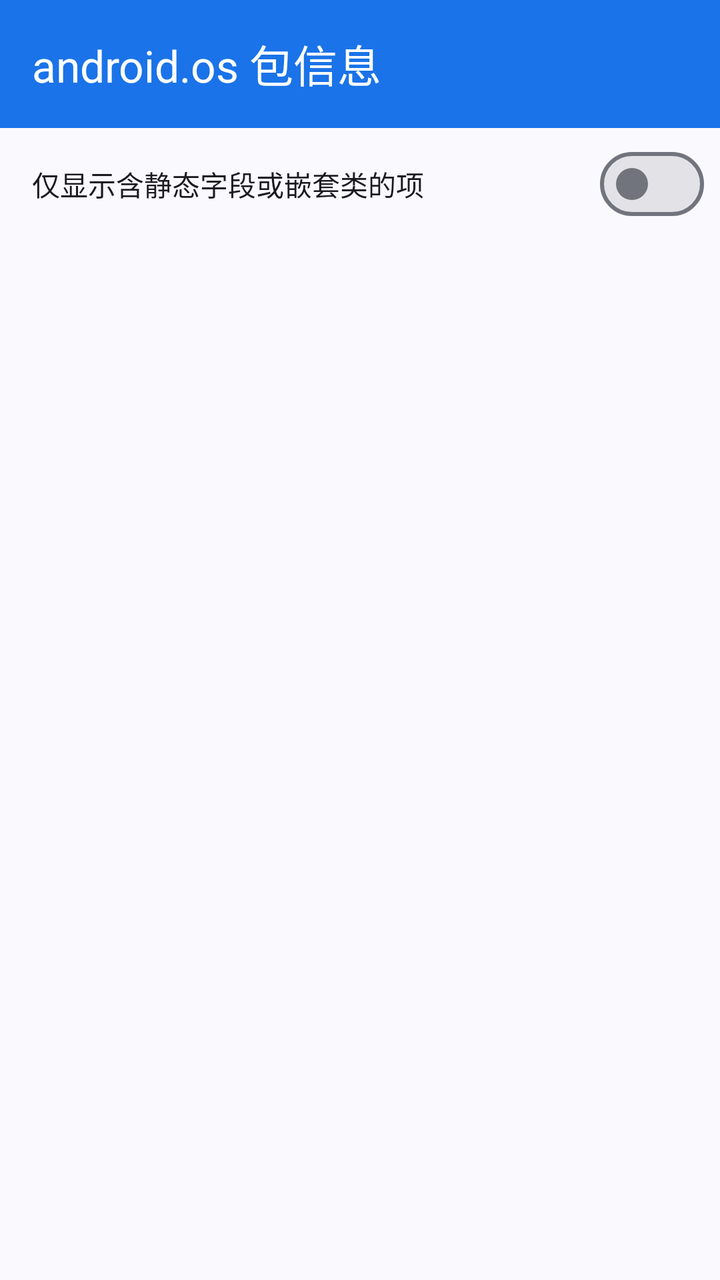
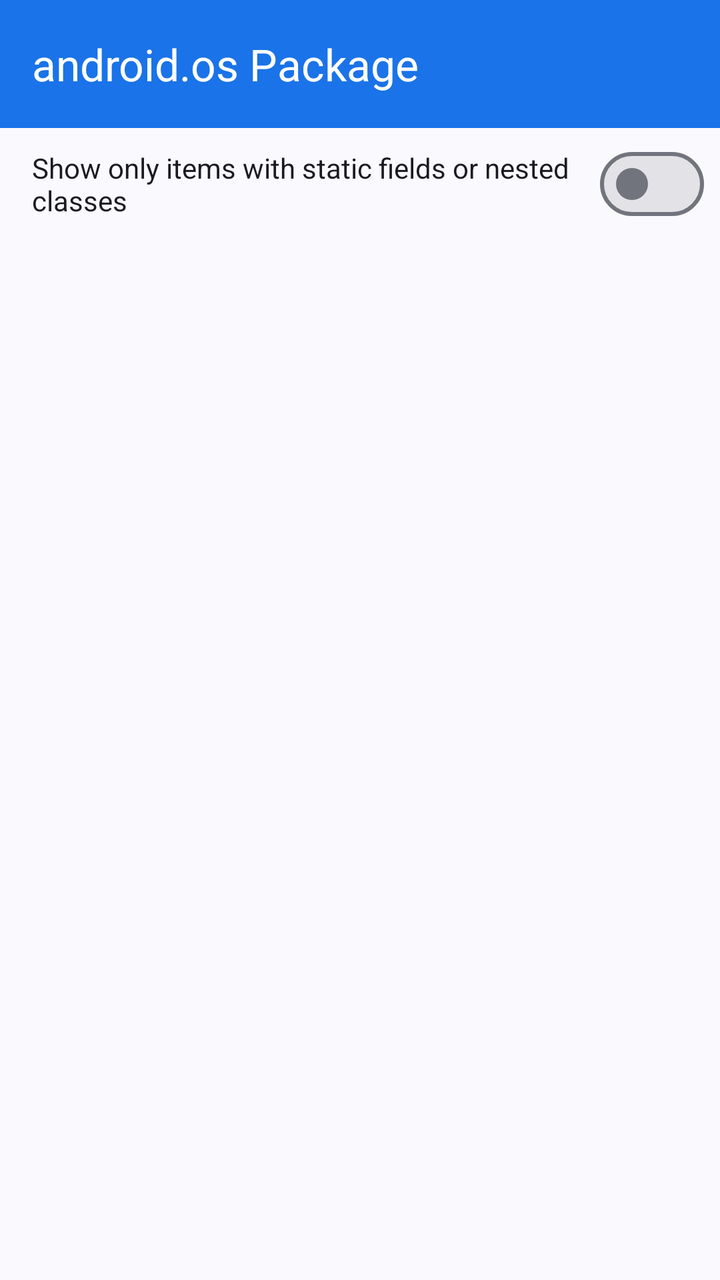

An Android layout rendered at two revisions. The XML below is the earlier revision; the diff shows what the commit changed to produce the second picture.
<!-- AndroidManifest.xml: application theme AppTheme -->
<!-- res/layout/activity_main.xml -->
<?xml version="1.0" encoding="utf-8"?>
<LinearLayout xmlns:android="http://schemas.android.com/apk/res/android"
    xmlns:app="http://schemas.android.com/apk/res-auto"
    android:layout_width="match_parent"
    android:layout_height="match_parent"
    android:orientation="vertical"
    android:background="?attr/colorSurface">

    
    <com.google.android.material.appbar.AppBarLayout
        android:id="@+id/appbar"
        android:layout_width="match_parent"
        android:layout_height="wrap_content"
        android:background="@color/brand_primary"
        android:fitsSystemWindows="true">

        <com.google.android.material.appbar.MaterialToolbar
            android:id="@+id/toolbar"
            android:layout_width="match_parent"
            android:layout_height="?attr/actionBarSize"
            android:background="@color/brand_primary"
            android:elevation="4dp"
            app:titleTextColor="#FFFFFF"
            app:subtitleTextColor="#B3FFFFFF"
            app:navigationIconTint="#FFFFFF"
            app:itemIconTint="#FFFFFF"
            app:title="@string/title_main" />
    </com.google.android.material.appbar.AppBarLayout>

    
    <LinearLayout
        android:id="@+id/filter_bar"
        android:layout_width="match_parent"
        android:layout_height="wrap_content"
        android:orientation="horizontal"
        android:gravity="center_vertical"
        android:paddingStart="16dp"
        android:paddingEnd="8dp"
        android:paddingTop="4dp"
        android:paddingBottom="4dp"
        android:background="?attr/colorSurface">

        <TextView
            android:layout_width="0dp"
            android:layout_height="wrap_content"
            android:layout_weight="1"
            android:text="仅显示含静态字段或嵌套类的项"
            android:textSize="14sp"
            android:textColor="?attr/colorOnSurface" />

        <com.google.android.material.materialswitch.MaterialSwitch
            android:id="@+id/switch_filter_empty"
            android:layout_width="wrap_content"
            android:layout_height="wrap_content" />
    </LinearLayout>

    
    <ScrollView
        android:layout_width="match_parent"
        android:layout_height="0dp"
        android:layout_weight="1"
        android:fillViewport="true">

        <LinearLayout
            android:id="@+id/container"
            android:layout_width="match_parent"
            android:layout_height="wrap_content"
            android:orientation="vertical"
            android:padding="12dp" />
    </ScrollView>

</LinearLayout>
<!-- resources referenced by this layout -->
<resources>
  <color name="brand_primary">#1A73E8</color>
  <string name="title_main">android.os 包信息</string>
  <style name="AppTheme" parent="Theme.Material3.DynamicColors.Light.NoActionBar">
          
          <item name="colorPrimary">@color/brand_primary</item>
          <item name="colorOnPrimary">@android:color/white</item>
          <item name="colorPrimaryContainer">#D8E7FB</item>
          <item name="colorOnPrimaryContainer">#0B3D91</item>
          <item name="colorSecondary">@color/brand_accent</item>
          <item name="colorOnSecondary">@android:color/white</item>
          <item name="colorSecondaryContainer">#D3F2E2</item>
          <item name="colorOnSecondaryContainer">#0A4A2B</item>
          
          <item name="colorSurfaceContainerLow">#F2F4F7</item>
          <item name="colorSurfaceContainerLowest">#FFFFFF</item>
          
          <item name="android:statusBarColor">@color/brand_primary</item>
          <item name="android:windowDrawsSystemBarBackgrounds">true</item>
          <item name="android:windowLightStatusBar">false</item>
          <item name="android:windowBackground">?attr/colorSurface</item>
          
          <item name="materialAlertDialogTheme">@style/AppDialog</item>
          <item name="materialCardViewStyle">@style/AppCard</item>
      </style>
  <color name="brand_accent">#1E8E5A</color>
  <style name="AppDialog" parent="ThemeOverlay.Material3.MaterialAlertDialog">
          <item name="shapeAppearanceOverlay">@style/AppDialogShape</item>
      </style>
  <style name="AppCard" parent="Widget.Material3.CardView.Elevated">
          <item name="cardCornerRadius">12dp</item>
          <item name="cardElevation">1dp</item>
          <item name="cardBackgroundColor">@color/card_bg</item>
          <item name="strokeWidth">0dp</item>
      </style>
  <style name="AppDialogShape" parent="">
          <item name="cornerFamily">rounded</item>
          <item name="cornerSize">16dp</item>
      </style>
  <color name="card_bg">?attr/colorSurfaceContainerLowest</color>
</resources>

<!-- the commit's change to res/layout/activity_main.xml (unified diff, before → after) -->
@@ -44,7 +44,7 @@
             android:layout_width="0dp"
             android:layout_height="wrap_content"
             android:layout_weight="1"
-            android:text="仅显示含静态字段或嵌套类的项"
+            android:text="@string/filter_label"
             android:textSize="14sp"
             android:textColor="?attr/colorOnSurface" />
 
<!-- resource entries referenced after the edit -->
@@ -1,7 +1,8 @@
 <!-- resources referenced by this layout -->
 <resources>
   <color name="brand_primary">#1A73E8</color>
-  <string name="title_main">android.os 包信息</string>
+  <string name="filter_label">Show only items with static fields or nested classes</string>
+  <string name="title_main">android.os Package</string>
   <style name="AppTheme" parent="Theme.Material3.DynamicColors.Light.NoActionBar">
           
           <item name="colorPrimary">@color/brand_primary</item>
